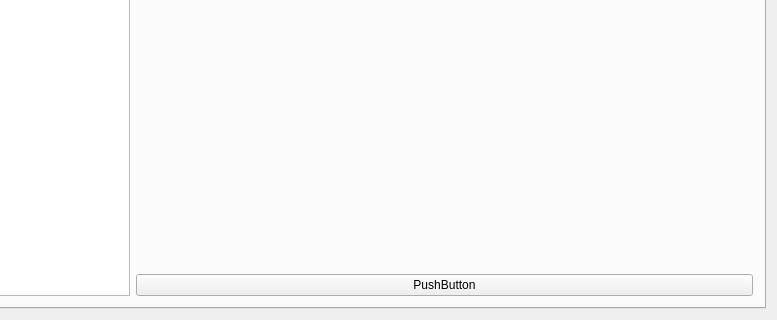
Old version of the form Server-application/user_interface/mainwindow.ui in the repository RemcoMusic/Server-application; both pictures show x 511 to 1288 and y 374 to 694 of the 1288 by 694 pixel window.
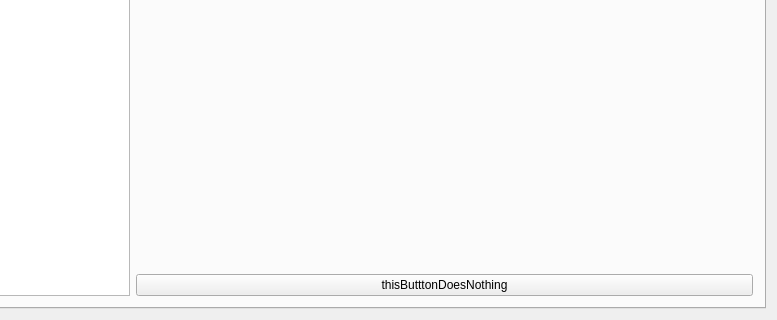
New version of the form.

Commit message: gave button more clear function name

What changed in the file:
```diff
--- a/Server-application/user_interface/mainwindow.ui
+++ b/Server-application/user_interface/mainwindow.ui
@@ -270,7 +270,7 @@
           <item>
            <widget class="QPushButton" name="pushButton">
             <property name="text">
-             <string>PushButton</string>
+             <string>thisButttonDoesNothing</string>
             </property>
            </widget>
           </item>
```
